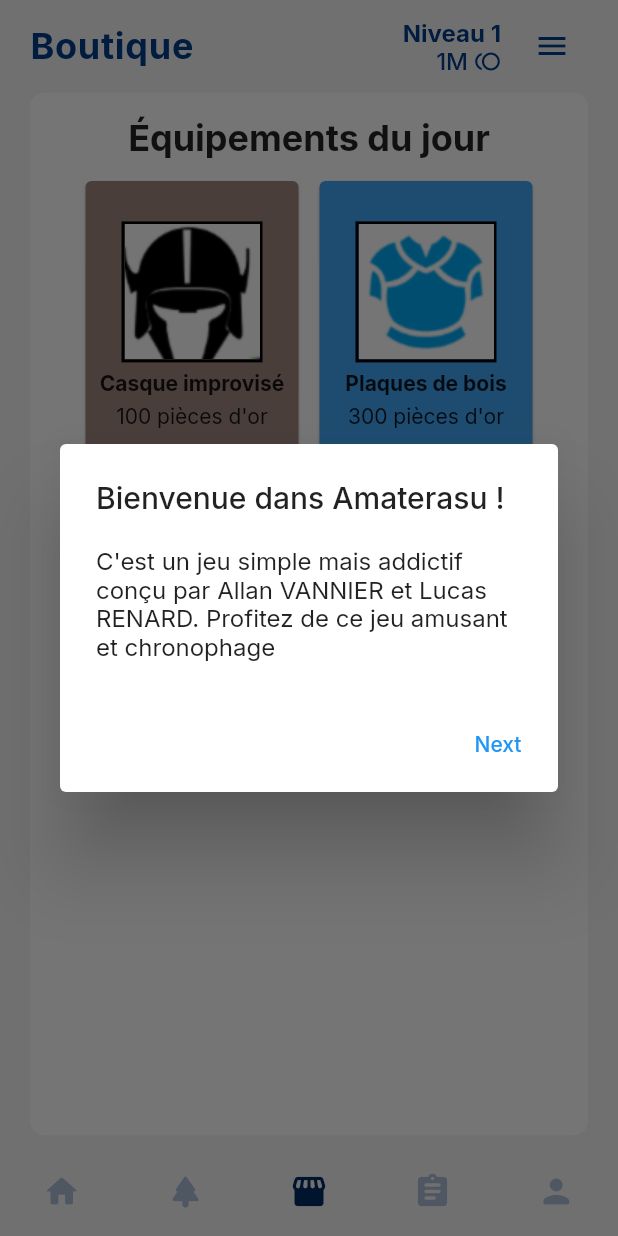
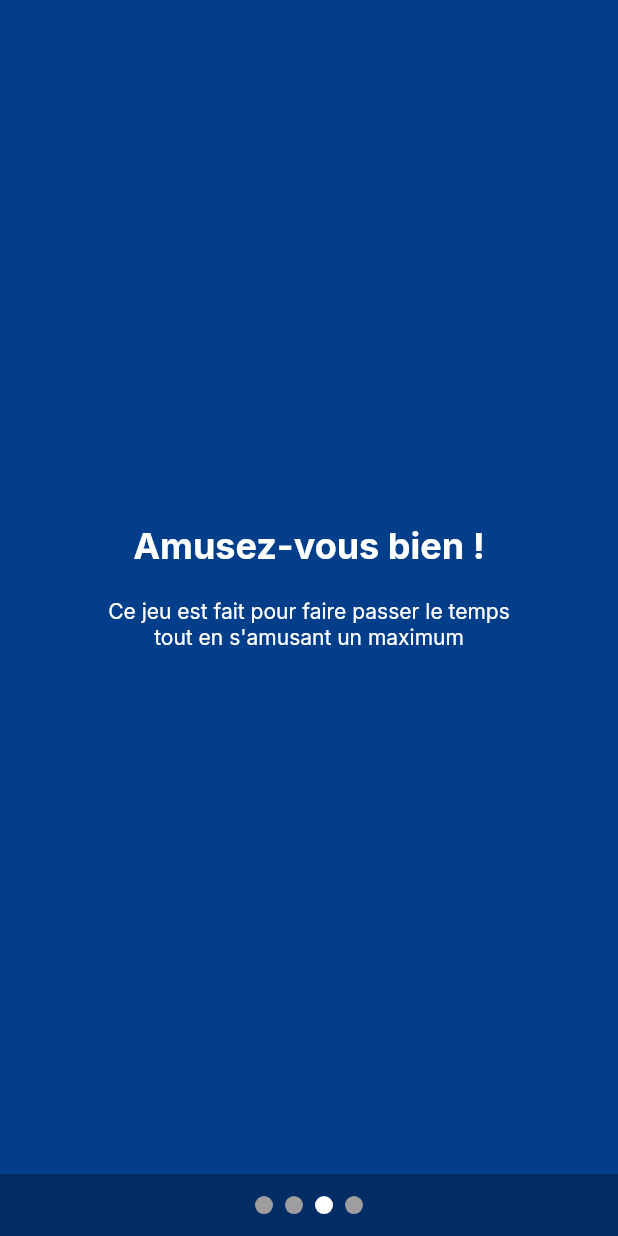
Before and after one commit to SonexGit/amaterasu, a Flutter app: the screen it shows after launch, swiped to page 3, on a phone screen of 412 x 824 dp. Run offline on Flutter 3.47's test engine with Material 2 defaults, Android fonts, the phone set to English and light mode, and no system bars; drawn by our look-alikes of carousel_slider; our stand-ins replace animated_splash_screen, audioplayers, flutter_svg, google_fonts, lottie, shared_preferences and 1 more; missing offline and left inert: snapping_sheet; generated files the repository leaves out were written again.

Commit message:
MAJ Tutoriel + Shop

```diff
--- a/lib/entities/player.dart
+++ b/lib/entities/player.dart
@@ -34,7 +34,7 @@ class Player {
   }
 
   // Identité
-  String name = "";
+  String name = "Aventurier";
 
   int level = 1;
   int experience = 0;
--- a/lib/screens/adventure/adventure_screen.dart
+++ b/lib/screens/adventure/adventure_screen.dart
@@ -1,6 +1,5 @@
 import 'package:amaterasu/screens/fight/fight_screen.dart';
 import 'package:flutter/material.dart';
-import 'package:animated_button/animated_button.dart';
 import 'package:shimmer/shimmer.dart';
 import 'package:flutter_gen/gen_l10n/app_localizations.dart';
 
--- a/lib/screens/core.dart
+++ b/lib/screens/core.dart
@@ -9,6 +9,7 @@ import 'package:amaterasu/screens/profile/profile_screen.dart';
 import 'package:amaterasu/screens/quests/quests_screen.dart';
 import 'package:amaterasu/screens/settings/settings_screen.dart';
 import 'package:amaterasu/screens/shop/shop_screen.dart';
+import 'package:amaterasu/screens/tutorial/tutorial_screen.dart';
 import 'package:amaterasu/utils/style.dart';
 import 'package:flutter/material.dart';
 import 'package:flutter/services.dart';
@@ -96,8 +97,20 @@ class _CoreState extends State<Core> with WidgetsBindingObserver {
     }
   }
 
+  bool _showTutorial = true;
+
+  void _closeTutorial() {
+    setState(() {
+      _showTutorial = false;
+    });
+  }
+
   @override
   Widget build(BuildContext context) {
+    if (_showTutorial) {
+      return TutorialScreen(onTutorialClosed: _closeTutorial);
+    }
+
     return Scaffold(
       backgroundColor: Style.altColor,
       appBar: const PreferredSize(
--- a/lib/screens/shop/shop_screen.dart
+++ b/lib/screens/shop/shop_screen.dart
@@ -1,6 +1,9 @@
 import 'package:amaterasu/entities/equipment.dart';
+import 'package:amaterasu/utils/style.dart';
 import 'package:amaterasu/widgets/equipment/equipment_card.dart';
+import 'package:carousel_slider/carousel_slider.dart';
 import 'package:flutter/material.dart';
+import 'package:flutter_gen/gen_l10n/app_localizations.dart';
 
 class ShopScreen extends StatefulWidget {
   const ShopScreen({super.key});
@@ -10,39 +13,83 @@ class ShopScreen extends StatefulWidget {
 }
 
 class _ShopScreenState extends State<ShopScreen> {
+  final List<Equipment> equipments = Equipment.shopEquipments.keys.toList();
+  int _currentCarouselIndex = 0;
+
   @override
   Widget build(BuildContext context) {
     return Container(
       decoration: const BoxDecoration(color: Colors.white),
-      padding: const EdgeInsets.symmetric(vertical: 16.0, horizontal: 16.0),
+      padding: const EdgeInsets.symmetric(vertical: 16.0),
       child: Column(
         mainAxisSize: MainAxisSize.max,
+        mainAxisAlignment: MainAxisAlignment.center,
         crossAxisAlignment: CrossAxisAlignment.stretch,
         children: [
-          const Text(
-            "Équipements du jour",
+          Text(
+            AppLocalizations.of(context)!.dailyEquipments,
             textAlign: TextAlign.center,
-            style: TextStyle(
-              fontSize: 24,
-              fontWeight: FontWeight.bold,
+            style: Style.headlineStyleHome
+          ),
+          const SizedBox(height: 15),
+          Container(
+            padding: const EdgeInsets.symmetric(vertical: 10.0),
+            decoration: BoxDecoration(color: Colors.grey.shade300),
+            child: CarouselSlider.builder(
+              itemCount: equipments.length,
+              options: CarouselOptions(
+                height: 200,
+                viewportFraction: 0.45,
+                enableInfiniteScroll: true,
+                enlargeCenterPage: false,
+                onPageChanged: (index, _) {
+                  setState(() {
+                    _currentCarouselIndex = index;
+                  });
+                },
+              ),
+              itemBuilder: (BuildContext context, int index, int _) {
+                final equipment = equipments[index];
+                return EquipmentCard(
+                  equipment: equipment,
+                  id: equipment.id,
+                  name: equipment.name,
+                  price: equipment.price,
+                  rarity: equipment.rarity,
+                );
+              },
             ),
           ),
           const SizedBox(height: 10),
-          Wrap(
-            alignment: WrapAlignment.center,
-            spacing: 6.0,
-            runSpacing: 8.0,
-            children: Equipment.shopEquipments.keys
-                .map((item) => EquipmentCard(
-                    equipment: item,
-                    id: item.id,
-                    name: item.name,
-                    price: item.price,
-                    rarity: item.rarity))
-                .toList(),
+          Row(
+            mainAxisAlignment: MainAxisAlignment.center,
+            children: List.generate(
+              equipments.length,
+              (index) => DotIndicator(
+                active: index == _currentCarouselIndex,
+              ),
+            ),
           ),
         ],
       ),
     );
   }
 }
+
+class DotIndicator extends StatelessWidget {
+  final bool active;
+  const DotIndicator({super.key, required this.active});
+
+  @override
+  Widget build(BuildContext context) {
+    return Container(
+      margin: const EdgeInsets.symmetric(horizontal: 2.0),
+      height: 8,
+      width: 8,
+      decoration: BoxDecoration(
+        color: active ? Style.primaryColor : Colors.grey.shade300,
+        shape: BoxShape.circle,
+      ),
+    );
+  }
+}
--- /dev/null
+++ b/lib/screens/tutorial/tutorial_screen.dart
@@ -0,0 +1,177 @@
+import 'package:amaterasu/entities/player.dart';
+import 'package:amaterasu/utils/style.dart';
+import 'package:flutter/material.dart';
+import 'package:flutter_gen/gen_l10n/app_localizations.dart';
+import 'package:carousel_slider/carousel_slider.dart';
+
+class TutorialScreen extends StatefulWidget {
+  final Function onTutorialClosed;
+
+  const TutorialScreen({super.key, required this.onTutorialClosed});
+
+  @override
+  State<TutorialScreen> createState() => TutorialScreenState();
+
+  void closeTutorial() {
+    // Appeler la fonction de rappel onTutorialClosed
+    onTutorialClosed();
+  }
+}
+
+class TutorialScreenState extends State<TutorialScreen> {
+  Player player = Player();
+
+  final TextEditingController _textEditingController = TextEditingController();
+
+  final List<Map<String, String>> tutorialPages = [
+    {
+      'title': 'Bienvenue dans Amaterasu !',
+      'content':
+          'C\'est un jeu simple mais addictif conçu par Allan VANNIER et Lucas RENARD. Profitez de ce jeu amusant et chronophage',
+    },
+    {
+      'title': 'Comment gagner',
+      'content':
+          'Une fois que vous avez commencé, vous combattrez un monstre avec un certain nombre de point de vie.\nLe but du jeu est de cliquer sur l\'écran le plus de fois possible pour tuer un maximum de monstre. Vous pouvez améliorer vos capacités d\'attaques',
+    },
+    {
+      'title': 'Amusez-vous bien !',
+      'content':
+          'Ce jeu est fait pour faire passer le temps tout en s\'amusant un maximum',
+    }
+  ];
+
+  int _currentIndex = 0;
+  bool isNameValid = false;
+  final _formKey = GlobalKey<FormState>();
+
+  void finishTutorial() {
+    String name = _textEditingController.text;
+    setState(() {
+      player.name = name;
+      player.haveSeenTutorial = true;
+      widget.closeTutorial();
+    });
+  }
+
+  @override
+  Widget build(BuildContext context) {
+    return Scaffold(
+      backgroundColor: Style.secondaryColor,
+      resizeToAvoidBottomInset: false,
+      body: Column(
+        mainAxisAlignment: MainAxisAlignment.start,
+        children: [
+          CarouselSlider(
+            items: [
+              for (int i = 0; i < tutorialPages.length; i++)
+                Container(
+                  color: Style.primaryColor,
+                  child: Center(
+                    child: Padding(
+                      padding: const EdgeInsets.symmetric(horizontal: 60.0),
+                      child: Column(
+                        mainAxisAlignment: MainAxisAlignment.center,
+                        children: [
+                          Text(tutorialPages[i]['title']!,
+                              textAlign: TextAlign.center,
+                              style: const TextStyle(
+                                  fontSize: 24,
+                                  color: Colors.white,
+                                  fontWeight: FontWeight.bold)),
+                          const SizedBox(height: 20.0),
+                          Text(
+                            tutorialPages[i]['content']!,
+                            textAlign: TextAlign.center,
+                            style: const TextStyle(color: Colors.white),
+                          ),
+                        ],
+                      ),
+                    ),
+                  ),
+                ),
+              Container(
+                color: Style.primaryColor,
+                padding: const EdgeInsets.symmetric(horizontal: 60.0),
+                child: Column(
+                  mainAxisAlignment: MainAxisAlignment.center,
+                  children: [
+                    Text(
+                      AppLocalizations.of(context)!.pickName,
+                      textAlign: TextAlign.center,
+                      style: const TextStyle(
+                          fontSize: 24,
+                          color: Colors.white,
+                          fontWeight: FontWeight.bold),
+                    ),
+                    const SizedBox(height: 24),
+                    Form(
+                      key: _formKey,
+                      child: TextFormField(
+                        controller: _textEditingController,
+                        validator: (value) {
+                          if ((value?.trim().length ?? 0) < 3) {
+                            return AppLocalizations.of(context)!.nameMinLength;
+                          }
+                          return null;
+                        },
+                        onChanged: (text) {
+                          setState(() {
+                            isNameValid = (text.trim().length >= 3);
+                          });
+                        },
+                        decoration: InputDecoration(
+                          hintText: AppLocalizations.of(context)!.insertName,
+                          fillColor: Colors.white,
+                          filled: true,
+                          border: const OutlineInputBorder(),
+                        ),
+                      ),
+                    ),
+                    const SizedBox(height: 24),
+                    ElevatedButton(
+                      style: ElevatedButton.styleFrom(
+                          backgroundColor: Style.secondaryColor,
+                          padding: const EdgeInsets.symmetric(
+                              horizontal: 25.0, vertical: 16.0)),
+                      onPressed: () => _formKey.currentState!.validate()
+                          ? finishTutorial()
+                          : null,
+                      child: Text(AppLocalizations.of(context)!.play,
+                          style: const TextStyle(
+                              fontSize: 18, fontWeight: FontWeight.bold)),
+                    ),
+                  ],
+                ),
+              ),
+            ],
+            options: CarouselOptions(
+              height: MediaQuery.of(context).size.height * 0.95,
+              viewportFraction: 1.0,
+              onPageChanged: (index, _) {
+                setState(() {
+                  _currentIndex = index;
+                });
+              },
+            ),
+          ),
+          Row(
+            mainAxisAlignment: MainAxisAlignment.center,
+            children: [
+              for (int i = 0; i < tutorialPages.length + 1; i++)
+                Container(
+                  width: 12,
+                  height: MediaQuery.of(context).size.height * 0.05,
+                  margin: const EdgeInsets.symmetric(horizontal: 4),
+                  decoration: BoxDecoration(
+                    shape: BoxShape.circle,
+                    color: _currentIndex == i ? Colors.white : Colors.grey,
+                  ),
+                ),
+            ],
+          ),
+        ],
+      ),
+    );
+  }
+}
--- a/pubspec.yaml
+++ b/pubspec.yaml
@@ -38,7 +38,6 @@ dependencies:
   cupertino_icons: ^1.0.2
   intl: any
   snapping_sheet: ^3.1.0
-  animated_button: ^0.2.0
   wave_transition: ^0.0.6
   page_transition: ^2.0.9
   animate_gradient: ^0.0.2
```
Also changed, not shown: lib/l10n/app_en.arb (+7 -0 lines), lib/l10n/app_fr.arb (+7 -0 lines), lib/screens/fight/fight_screen.dart (+14 -16 lines), lib/screens/home/home_screen.dart (+2 -89 lines), pubspec.lock.
